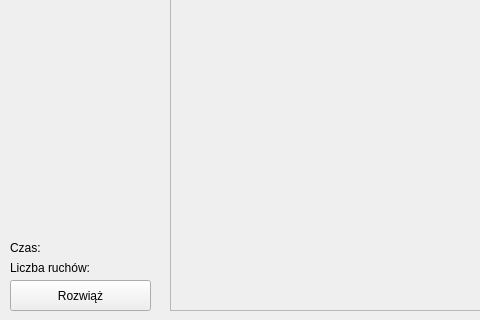
The window that mainwindow.ui (kaarkadiusz/SlidingPuzzle) describes before a commit, drawn with Qt 5; both pictures show x 0 to 480 and y 160 to 480 of the 640 by 480 pixel window.
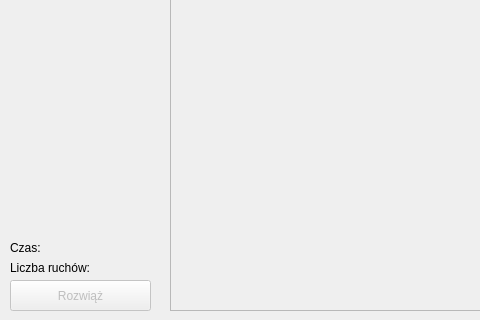
The same window after the commit.

Diff of the .ui file:
```diff
--- a/mainwindow.ui
+++ b/mainwindow.ui
@@ -107,6 +107,9 @@
     </property>
    </widget>
    <widget class="QPushButton" name="solveButton">
+    <property name="enabled">
+     <bool>false</bool>
+    </property>
     <property name="geometry">
      <rect>
       <x>10</x>
```
